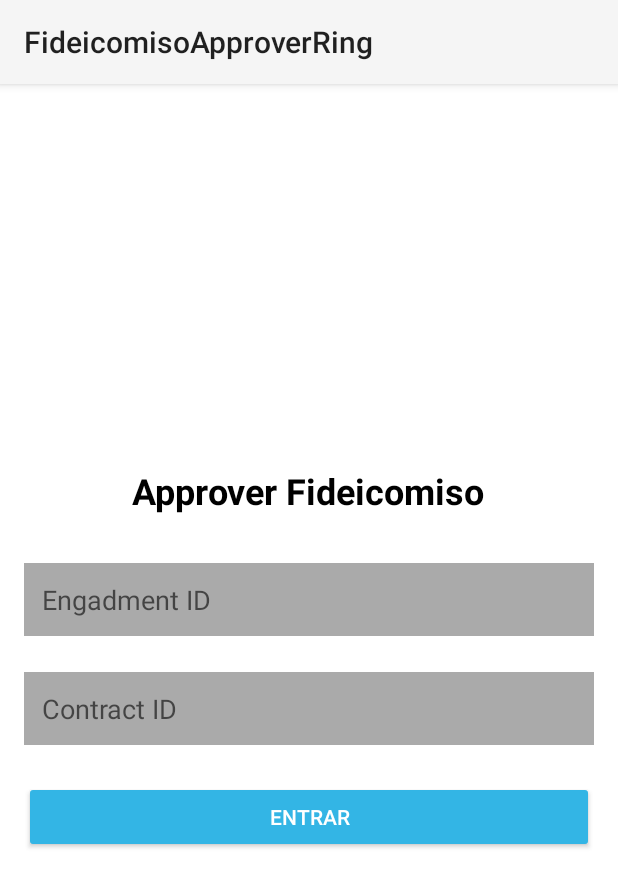
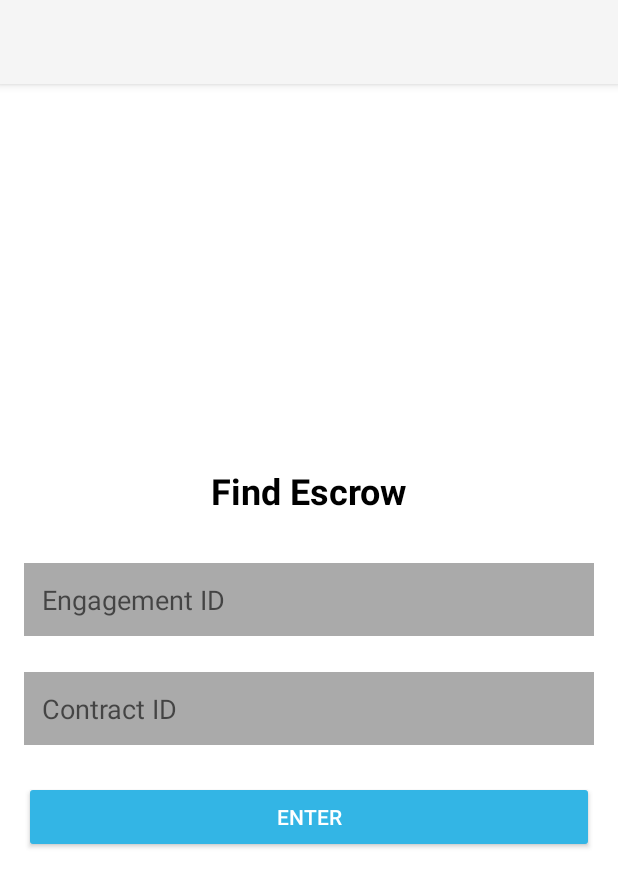
Before and after one commit to Crypto-Jaguars/Revo-Android, an Android app built with Jetpack Compose: the screen it shows after launch (MainActivity), on a phone screen of 412 x 824 dp. Shown: the top 887 px of the screen. Run offline under Robolectric (Android 15) with nearby library versions, the phone set to English and light mode, and no system bars.

```diff
--- a/app/build.gradle
+++ b/app/build.gradle
@@ -9,7 +9,7 @@ android {
 
     defaultConfig {
         applicationId "com.example.fideicomisoapproverring"
-        minSdk 28
+        minSdk 33
         targetSdk 34
         versionCode 1
         versionName "1.0"
@@ -47,6 +47,9 @@ android {
     configurations {
         all*.exclude module: 'conceal'
         all*.exclude module: 'bcprov-jdk15on'
+    }
+    androidResources {
+        generateLocaleConfig true
     }
 }
 
--- a/app/src/main/AndroidManifest.xml
+++ b/app/src/main/AndroidManifest.xml
@@ -12,7 +12,7 @@
         android:roundIcon="@mipmap/ic_launcher_round"
         android:supportsRtl="true"
         android:theme="@style/Theme.AppCompat.Light"
-        tools:targetApi="31">
+        tools:targetApi="34">
         <activity
             android:name=".EngagementActivity"
             android:exported="false" />
--- a/app/src/main/res/layout/activity_main.xml
+++ b/app/src/main/res/layout/activity_main.xml
@@ -14,18 +14,18 @@
         android:id="@+id/titleText"
         android:layout_width="wrap_content"
         android:layout_height="wrap_content"
-        android:text="Approver Fideicomiso"
+        android:text="@string/titleText"
         android:textSize="24sp"
         android:textColor="@android:color/black"
         android:textStyle="bold"
         android:layout_marginBottom="32dp" />
 
-    <!-- Campo de texto para Engadment ID -->
+    <!-- Campo de texto para Engagement ID -->
     <EditText
         android:id="@+id/engadmentIdInput"
         android:layout_width="match_parent"
         android:layout_height="wrap_content"
-        android:hint="Engadment ID"
+        android:hint="@string/engagementId"
         android:background="@android:color/darker_gray"
         android:padding="12dp"
         android:layout_marginBottom="24dp"
@@ -36,19 +36,20 @@
         android:id="@+id/contractIdInput"
         android:layout_width="match_parent"
         android:layout_height="wrap_content"
-        android:hint="Contract ID"
+        android:layout_marginBottom="24dp"
         android:background="@android:color/darker_gray"
-        android:padding="12dp"
-        android:layout_marginBottom="24dp"
-        android:inputType="text" />
+        android:hint="@string/contractId"
+        android:inputType="text"
+        android:padding="12dp" />
 
     <!-- Botón Entrar -->
     <Button
         android:id="@+id/enterButton"
         android:layout_width="match_parent"
         android:layout_height="wrap_content"
-        android:text="Entrar"
+        android:text="@string/enterButton"
         android:textColor="@android:color/white"
         android:backgroundTint="@android:color/holo_blue_light"
         android:padding="12dp" />
+
 </LinearLayout>
--- /dev/null
+++ b/app/src/main/res/resources.properties
@@ -0,0 +1 @@
+unqualifiedResLocale=en-US
--- a/app/src/main/res/values/strings.xml
+++ b/app/src/main/res/values/strings.xml
@@ -1,3 +1,6 @@
 <resources>
-    <string name="app_name">FideicomisoApproverRing</string>
+    <string name="titleText" translatable="false">Find Escrow</string>
+    <string name="engagementId" translatable="false">Engagement ID</string>
+    <string name="contractId" translatable="false">Contract ID</string>
+    <string name="enterButton" translatable="false">Enter</string>
 </resources>
```
Also changed, not shown: 1 other file.
